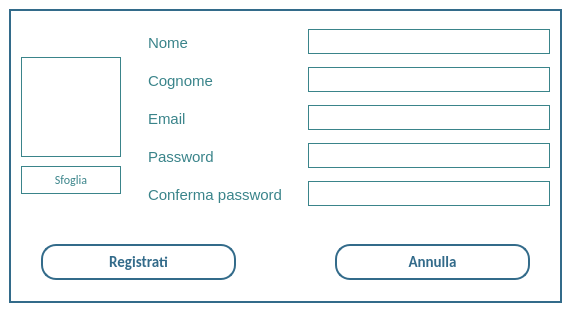
Old version of the form Client/registrationpage.ui in the repository MarcoFlo/Google-Drive.
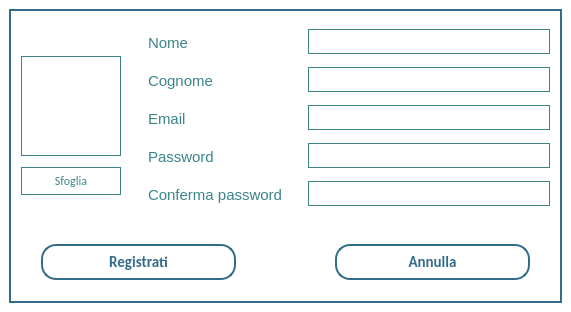
New version of the form.

Commit message: ui su altre finestre

What changed in the file:
```diff
--- a/Client/registrationpage.ui
+++ b/Client/registrationpage.ui
@@ -49,7 +49,7 @@
          <item>
           <layout class="QVBoxLayout" name="verticalLayout_2">
            <property name="spacing">
-            <number>0</number>
+            <number>3</number>
            </property>
            <property name="sizeConstraint">
             <enum>QLayout::SetDefaultConstraint</enum>
```
Left out of the diff: 4 changed lines with no effect on the pictures. The commit also changes 7 other files.
